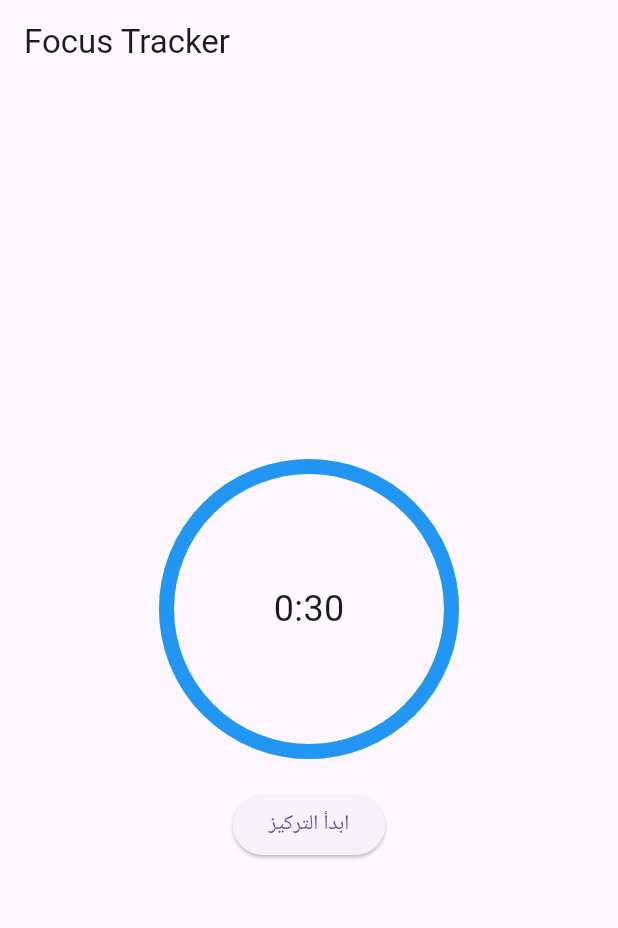
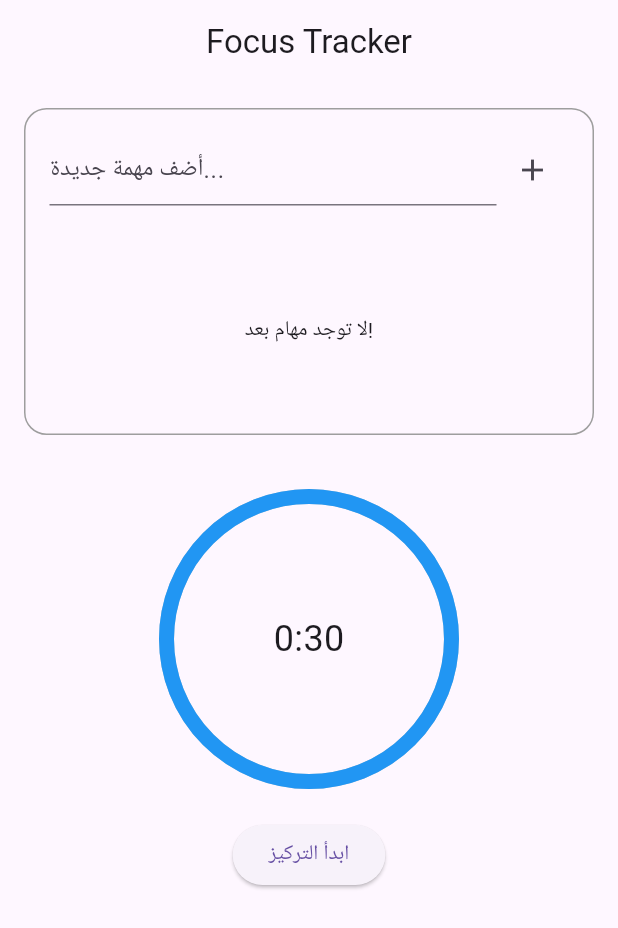
Before and after one commit to AhmadMahdaly/Focus_tracker, a Flutter app: the screen it shows after launch, on a phone screen of 412 x 824 dp. Shown: the top 928 px of the screen. Run offline on Flutter 3.47's test engine with Material 3 defaults, Android fonts, the phone set to English and light mode, and no system bars; drawn by our look-alikes of percent_indicator; our stand-ins replace flutter_local_notifications, hive, hive_flutter, permission_handler; accounts and stored records are empty.

Commit message:
Add TasksScreen widget for task management and integrate with HomeScreen

```diff
--- a/lib/screens/home_screen.dart
+++ b/lib/screens/home_screen.dart
@@ -1,6 +1,7 @@
 import 'package:flutter/material.dart';
 import 'package:flutter_local_notifications/flutter_local_notifications.dart';
 import 'package:focus_tracker/main.dart';
+import 'package:focus_tracker/screens/tasks_screen.dart';
 import 'package:percent_indicator/percent_indicator.dart';
 
 class HomeScreen extends StatefulWidget {
@@ -74,11 +75,13 @@ class _HomeScreenState extends State<HomeScreen> {
   @override
   Widget build(BuildContext context) {
     return Scaffold(
-      appBar: AppBar(title: const Text('Focus Tracker')),
+      appBar: AppBar(title: const Text('Focus Tracker'), centerTitle: true),
       body: Center(
-        child: Column(
-          mainAxisAlignment: MainAxisAlignment.center,
+        child: ListView(
           children: [
+            SizedBox(height: 250, child: TasksScreen()),
+            const SizedBox(height: 20),
+
             CircularPercentIndicator(
               radius: 100,
               lineWidth: 10,
@@ -93,13 +96,17 @@ class _HomeScreenState extends State<HomeScreen> {
             ),
             const SizedBox(height: 20),
             _isRunning
-                ? ElevatedButton(
-                  onPressed: _resetTimer,
-                  child: const Text("إنهاء الجلسة"),
+                ? Center(
+                  child: ElevatedButton(
+                    onPressed: _resetTimer,
+                    child: const Text("إنهاء الجلسة"),
+                  ),
                 )
-                : ElevatedButton(
-                  onPressed: _startTimer,
-                  child: const Text("ابدأ التركيز"),
+                : Center(
+                  child: ElevatedButton(
+                    onPressed: _startTimer,
+                    child: const Text("ابدأ التركيز"),
+                  ),
                 ),
           ],
         ),
--- /dev/null
+++ b/lib/screens/tasks_screen.dart
@@ -0,0 +1,114 @@
+import 'package:flutter/material.dart';
+import 'package:hive_flutter/hive_flutter.dart';
+import '../models/task_model/task_model.dart';
+
+class TasksScreen extends StatefulWidget {
+  const TasksScreen({super.key});
+
+  @override
+  State<TasksScreen> createState() => _TasksScreenState();
+}
+
+class _TasksScreenState extends State<TasksScreen> {
+  @override
+  void initState() {
+    super.initState();
+    openBox();
+  }
+
+  Future<void> openBox() async {
+    if (!Hive.isBoxOpen('tasksBox')) {
+      await Hive.openBox<Task>('tasksBox');
+    }
+  }
+
+  final Box tasksBox = Hive.box<Task>('tasksBox');
+  final TextEditingController _taskController = TextEditingController();
+
+  void _addTask() {
+    if (_taskController.text.isNotEmpty) {
+      final task = Task(title: _taskController.text);
+      tasksBox.add(task);
+      _taskController.clear();
+      setState(() {});
+    }
+  }
+
+  void _toggleTaskCompletion(int index) {
+    final task = tasksBox.getAt(index) as Task;
+    task.isCompleted = !task.isCompleted;
+    tasksBox.putAt(index, task);
+    setState(() {});
+  }
+
+  void _deleteTask(int index) {
+    tasksBox.deleteAt(index);
+    setState(() {});
+  }
+
+  @override
+  Widget build(BuildContext context) {
+    return Container(
+      margin: const EdgeInsets.all(16),
+      decoration: BoxDecoration(
+        border: Border.all(color: Colors.grey),
+        borderRadius: BorderRadius.circular(15),
+      ),
+      child: Column(
+        children: [
+          Padding(
+            padding: const EdgeInsets.all(16.0),
+            child: Row(
+              children: [
+                Expanded(
+                  child: TextField(
+                    controller: _taskController,
+                    decoration: const InputDecoration(
+                      hintText: 'أضف مهمة جديدة...',
+                    ),
+                  ),
+                ),
+                IconButton(icon: const Icon(Icons.add), onPressed: _addTask),
+              ],
+            ),
+          ),
+          Expanded(
+            child: ValueListenableBuilder(
+              valueListenable: tasksBox.listenable(),
+              builder: (context, Box box, _) {
+                if (box.isEmpty) {
+                  return const Center(child: Text('لا توجد مهام بعد!'));
+                }
+                return ListView.builder(
+                  itemCount: box.length,
+                  itemBuilder: (context, index) {
+                    final task = box.getAt(index) as Task;
+                    return ListTile(
+                      title: Text(
+                        task.title,
+                        style: TextStyle(
+                          decoration:
+                              task.isCompleted
+                                  ? TextDecoration.lineThrough
+                                  : TextDecoration.none,
+                        ),
+                      ),
+                      leading: Checkbox(
+                        value: task.isCompleted,
+                        onChanged: (_) => _toggleTaskCompletion(index),
+                      ),
+                      trailing: IconButton(
+                        icon: const Icon(Icons.delete, color: Colors.red),
+                        onPressed: () => _deleteTask(index),
+                      ),
+                    );
+                  },
+                );
+              },
+            ),
+          ),
+        ],
+      ),
+    );
+  }
+}
```
